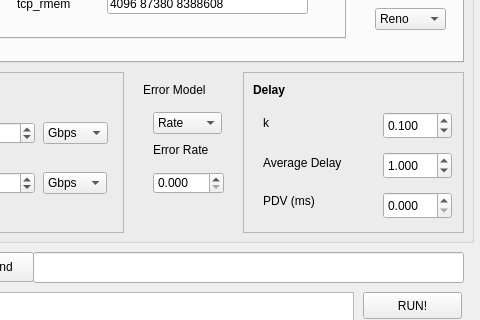
anetaaneta/kupakupa, file kupa-gui-2/kupagui.ui: the form before one commit; both pictures show x 137 to 617 and y 224 to 544 of the 617 by 721 pixel window.
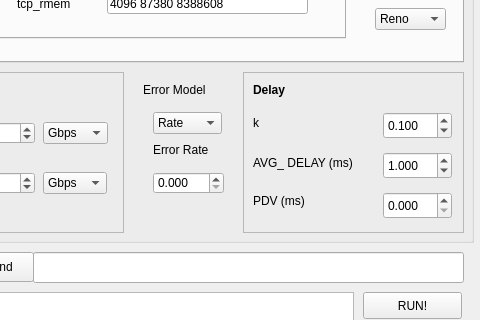
The form after the commit.

```diff
--- a/kupa-gui-2/kupagui.ui
+++ b/kupa-gui-2/kupagui.ui
@@ -1196,7 +1196,7 @@
      <widget class="QLabel" name="label_21">
       <property name="geometry">
        <rect>
-        <x>20</x>
+        <x>10</x>
         <y>120</y>
         <width>121</width>
         <height>17</height>
@@ -1250,20 +1250,20 @@
      <widget class="QLabel" name="label_22">
       <property name="geometry">
        <rect>
-        <x>20</x>
+        <x>10</x>
         <y>80</y>
-        <width>101</width>
+        <width>121</width>
         <height>21</height>
        </rect>
       </property>
       <property name="text">
-       <string>Average Delay</string>
+       <string>AVG_ DELAY (ms)</string>
       </property>
      </widget>
      <widget class="QLabel" name="label_26">
       <property name="geometry">
        <rect>
-        <x>20</x>
+        <x>10</x>
         <y>40</y>
         <width>101</width>
         <height>21</height>
```
Left out of the diff: 9 changed lines with no effect on the pictures.
